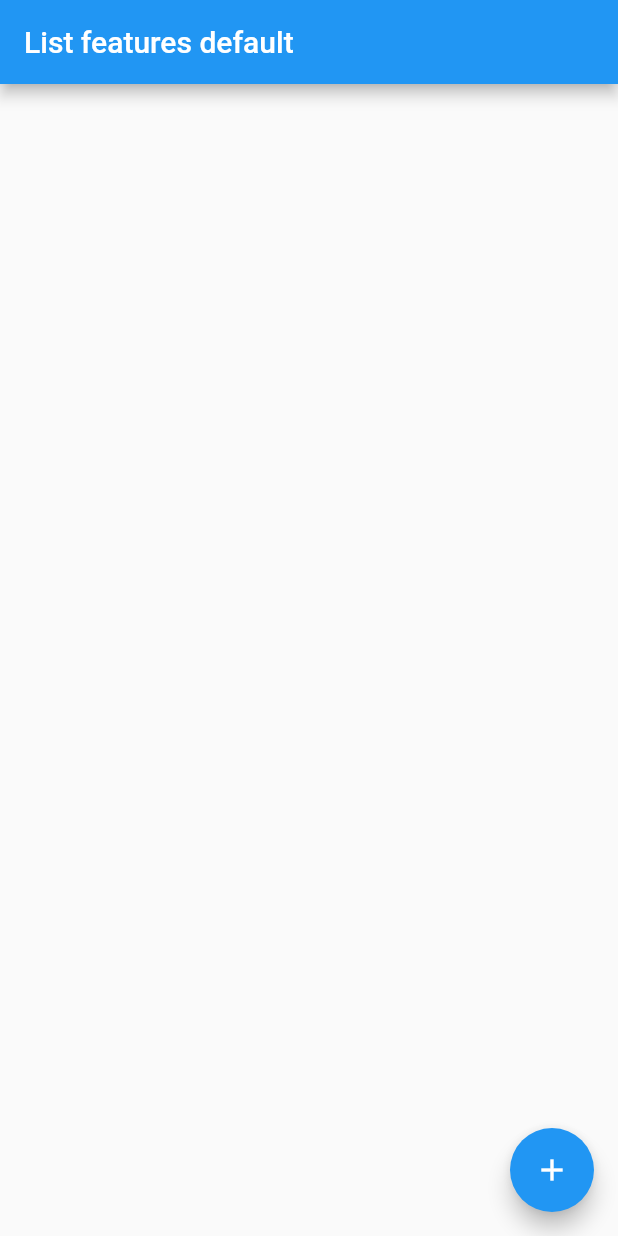
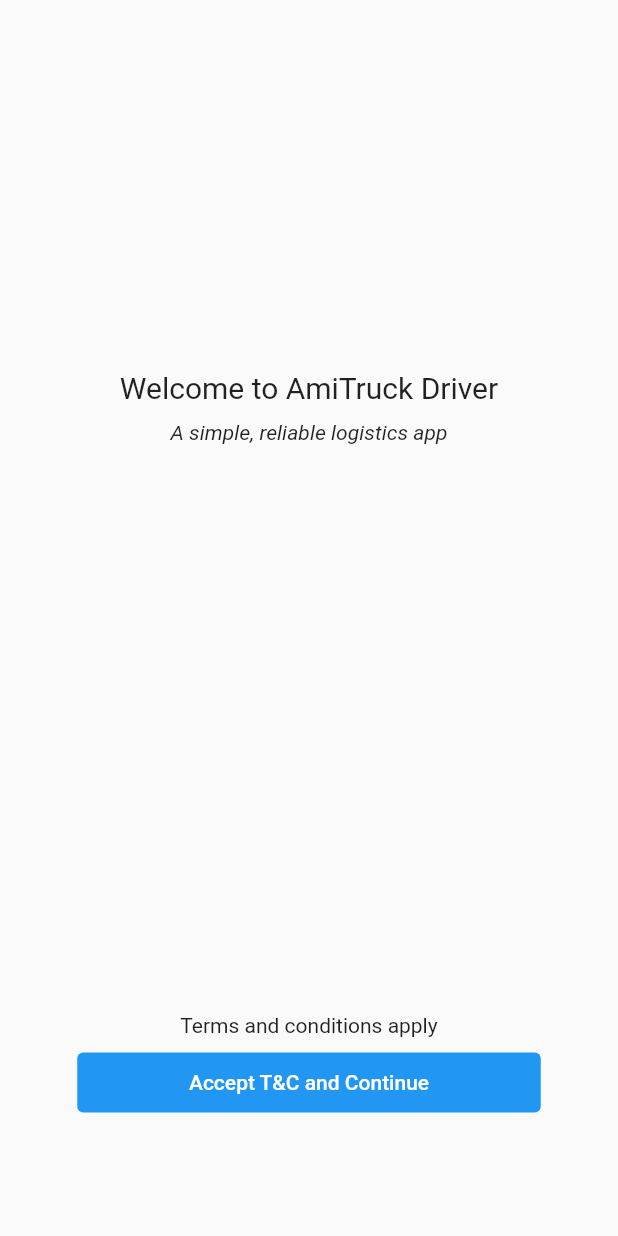
Before and after one commit to Brian1011/flutter-senior-mobile-app, a Flutter app: the screen it shows after launch, on a phone screen of 412 x 824 dp. Run offline on Flutter 3.47's test engine with Material 2 defaults, Android fonts, the phone set to English and light mode, and no system bars; our stand-ins replace fluttertoast, pin_code_fields, sqflite; missing offline and left inert: jaguar_orm, jaguar_query_sqflite; accounts and stored records are empty.

Commit message:
design and navigate auth screens

```diff
--- /dev/null
+++ b/lib/auth/presentation/screens/welcome_screen.dart
@@ -0,0 +1,68 @@
+import 'package:flutter/material.dart';
+import 'package:test_app/utils/buttons_util.dart';
+
+class WelcomeScreen extends StatefulWidget {
+  const WelcomeScreen({Key key}) : super(key: key);
+
+  @override
+  State<WelcomeScreen> createState() => _WelcomeScreenState();
+}
+
+class _WelcomeScreenState extends State<WelcomeScreen> {
+  onSubmit() {
+    Navigator.of(context).pushNamed("/register");
+  }
+
+  @override
+  Widget build(BuildContext context) {
+    return SafeArea(
+      child: Scaffold(
+        body: Center(
+          child: Container(
+            width: MediaQuery.of(context).size.width * 0.8,
+            height: MediaQuery.of(context).size.height * 0.8,
+            child: Column(
+              mainAxisAlignment: MainAxisAlignment.center,
+              crossAxisAlignment: CrossAxisAlignment.center,
+              children: [
+                SizedBox(
+                  height: MediaQuery.of(context).size.width * 0.4,
+                ),
+                Expanded(
+                    child: Column(
+                  crossAxisAlignment: CrossAxisAlignment.center,
+                  children: [
+                    Text(
+                      "Welcome to AmiTruck Driver",
+                      style: TextStyle(fontSize: 20),
+                    ),
+                    SizedBox(
+                      height: 10,
+                    ),
+                    Text(
+                      "A simple, reliable logistics app",
+                      style: TextStyle(fontStyle: FontStyle.italic),
+                    )
+                  ],
+                )),
+                Spacer(),
+                Text("Terms and conditions apply"),
+                SizedBox(
+                  height: 10,
+                ),
+                Container(
+                  height: 40,
+                  width: MediaQuery.of(context).size.width * 0.75,
+                  child: TextButton(
+                      onPressed: onSubmit,
+                      child: Text("Accept T&C and Continue"),
+                      style: primaryButtonStyle),
+                )
+              ],
+            ),
+          ),
+        ),
+      ),
+    );
+  }
+}
--- a/lib/main.dart
+++ b/lib/main.dart
@@ -1,5 +1,8 @@
 import 'package:flutter/material.dart';
 import 'package:provider/provider.dart';
+import 'package:test_app/auth/presentation/screens/registration_screen.dart';
+import 'package:test_app/auth/presentation/screens/verification_screen.dart';
+import 'package:test_app/auth/presentation/screens/welcome_screen.dart';
 import 'package:test_app/feature/presentation/feature_screen.dart';
 import 'package:test_app/feature/services/feature_service.dart';
 import 'package:test_app/splash_screen.dart';
@@ -27,6 +30,9 @@ class MyApp extends StatelessWidget {
       ),
       routes: {
         '/': (context) => SplashScreen(),
+        '/welcome': (context) => WelcomeScreen(),
+        '/register': (context) => RegistrationScreen(),
+        '/verification': (context) => VerificationScreen(),
         '/home': (context) => ListFeaturesScreen(),
       },
     );
--- a/lib/splash_screen.dart
+++ b/lib/splash_screen.dart
@@ -23,7 +23,7 @@ class _SplashScreenState extends State<SplashScreen> {
 
   navigateToHome() async {
     await Future.delayed(const Duration(seconds: 3));
-    Navigator.of(context).pushReplacementNamed('/home');
+    Navigator.of(context).pushReplacementNamed('/welcome');
   }
 
   @override
--- /dev/null
+++ b/lib/utils/buttons_util.dart
@@ -0,0 +1,9 @@
+import 'package:flutter/material.dart';
+
+ButtonStyle primaryButtonStyle = ButtonStyle(
+    backgroundColor: MaterialStateProperty.all(Colors.blue),
+    foregroundColor: MaterialStateProperty.all(Colors.white));
+
+ButtonStyle secondaryButtonStyle = ButtonStyle(
+    backgroundColor: MaterialStateProperty.all(Colors.grey),
+    foregroundColor: MaterialStateProperty.all(Colors.white));
--- a/pubspec.yaml
+++ b/pubspec.yaml
@@ -24,7 +24,6 @@ dependencies:
   flutter:
     sdk: flutter
 
-
   # The following adds the Cupertino Icons font to your application.
   # Use with the CupertinoIcons class for iOS style icons.
   cupertino_icons: ^1.0.0
@@ -37,6 +36,7 @@ dependencies:
   fluttertoast: ^7.1.4
   mockito: ^4.1.1
   prefs: ^3.2.1
+  pin_code_fields: ^5.0.1
 
 dev_dependencies:
   flutter_test:
```
Also changed, not shown: lib/auth/presentation/screens/registration_screen.dart (added, +139 -0 lines), lib/auth/presentation/screens/verification_screen.dart (added, +112 -0 lines), lib/auth/services/auth_service.dart (added), pubspec.lock, 1 other file.
